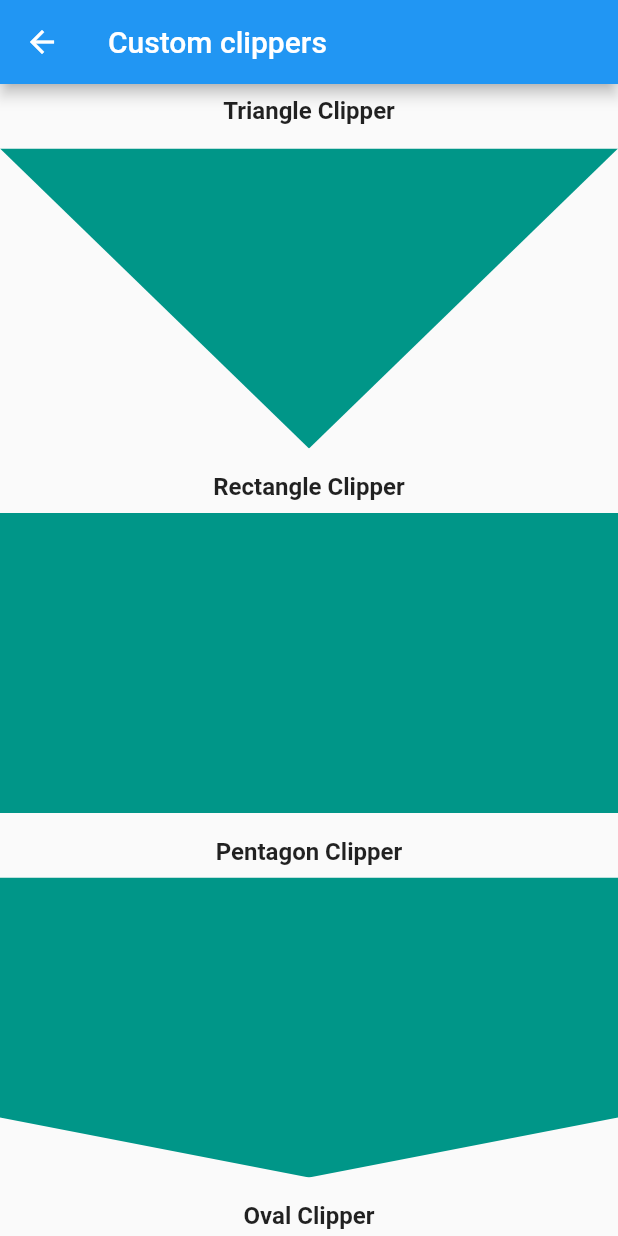
After one commit to flutterchallenge/widgetchallenge, a Flutter app: the screen it shows after launch, after a tap on "Custom Clipper", on a phone screen of 412 x 824 dp. The commit adds this screen. Run offline on Flutter 3.47's test engine with Material 2 defaults, Android fonts, the phone set to English and light mode, and no system bars.

Commit message:
clipper explained

```diff
--- a/lib/main.dart
+++ b/lib/main.dart
@@ -1,5 +1,7 @@
 import 'package:flutter/material.dart';
 import 'package:flutterchallenge/widgets/spacer.dart';
+
+import 'widgets/clipper.dart';
 
 void main() => runApp(MyApp());
 
@@ -13,7 +15,8 @@ class MyApp extends StatelessWidget {
         primarySwatch: Colors.blue,
       ),
       routes: {
-        'spacer':(context) => AlignmentWithSpacer()
+        'spacer':(context) => AlignmentWithSpacer(),
+        'clipper':(context) => MyCustomClipper(),
       },
       home: MyHomePage(title: 'Flutter Challenge'),
     );
@@ -51,6 +54,11 @@ class _MyHomePageState extends State<MyHomePage> {
               title: Text("Spacer"),
               subtitle: Text("Mange the space between the widget with spacer"),
               onTap: () => Navigator.pushNamed(context, "spacer"),
+            ),
+            ListTile(
+              title: Text("Custom Clipper"),
+              subtitle: Text("Mange the space between the widget with spacer"),
+              onTap: () => Navigator.pushNamed(context, "clipper"),
             )
           ],
         ));
--- /dev/null
+++ b/lib/widgets/clipper.dart
@@ -0,0 +1,150 @@
+import 'dart:ui';
+
+import 'package:flutter/material.dart';
+
+class RectangularClipper extends CustomClipper<Rect> {
+  @override
+  Rect getClip(Size size) {
+    // TODO: implement getClip
+    Rect rectange = Rect.fromLTWH(0.0, 0.0, size.width, size.height);
+    return rectange;
+  }
+
+  @override
+  bool shouldReclip(CustomClipper<Rect> oldClipper) {
+    // TODO: implement shouldReclip
+    return true;
+  }
+}
+
+class TriangleClipper extends CustomClipper<Path> {
+  @override
+  Path getClip(Size size) {
+    final path = Path();
+    path.lineTo(size.width / 2, size.height);
+    path.lineTo(size.width, 0.0);
+    path.close();
+    return path;
+  }
+
+  @override
+  bool shouldReclip(CustomClipper<Path> oldClipper) {
+    return true;
+  }
+}
+
+class PentagonClipper extends CustomClipper<Path> {
+  @override
+  Path getClip(Size size) {
+    final path = Path();
+    path.lineTo(0.0, size.height - 40);
+    path.lineTo(size.width / 2, size.height);
+    path.lineTo(size.width, size.height - 40);
+    path.lineTo(size.width, 0.0);
+    path.close();
+    return path;
+  }
+
+  @override
+  bool shouldReclip(CustomClipper<Path> oldClipper) {
+    return true;
+  }
+}
+
+class WaveClipper extends CustomClipper<Path> {
+  @override
+  Path getClip(Size size) {
+    var path = new Path();
+    path.lineTo(0.0, size.height - 20);
+
+    var firstStartPoint = Offset(size.width / 4, size.height);
+    var firstEndPoint = Offset(size.width / 2.25, size.height - 30.0);
+    path.quadraticBezierTo(firstStartPoint.dx, firstStartPoint.dy,
+        firstEndPoint.dx, firstEndPoint.dy);
+
+    var secondStartPoint =
+        Offset(size.width - (size.width / 3.25), size.height - 65);
+    var secondEndPoint = Offset(size.width, size.height - 40);
+    path.quadraticBezierTo(secondStartPoint.dx, secondStartPoint.dy,
+        secondEndPoint.dx, secondEndPoint.dy);
+
+    path.lineTo(size.width, size.height - 40);
+    path.lineTo(size.width, 0.0);
+    path.close();
+
+    return path;
+  }
+
+  @override
+  bool shouldReclip(CustomClipper<Path> oldClipper) {
+    // TODO: implement shouldReclip
+    return true;
+  }
+}
+
+//@Widgets
+// Color container
+_coloredContainer() => Container(color: Colors.teal, height: 200);
+//----------------------------------
+//triangle
+
+_triangleWidget() =>
+    ClipPath(clipper: TriangleClipper(), child: _coloredContainer());
+
+//Rectangle
+_rectangeWidget() => ClipRect(
+      clipper: RectangularClipper(),
+      child: _coloredContainer(),
+    );
+
+//pentagon
+_pentagonWidget() => ClipPath(
+      clipper: PentagonClipper(),
+      child: _coloredContainer(),
+    );
+
+//oval
+_ovalWidget() => ClipOval(
+      child: _coloredContainer(),
+    );
+
+//wave
+_waveWidget() => ClipPath(
+      clipper: WaveClipper(),
+      child: _coloredContainer(),
+    );
+
+class MyCustomClipper extends StatelessWidget {
+  @override
+  Widget build(BuildContext context) {
+    return Scaffold(
+      appBar: AppBar(
+        title: Text("Custom clippers"),
+      ),
+      body: ListView(
+        children: <Widget>[
+          SizedBox(height: 8.0,),
+          Text("Triangle Clipper", style: TextStyle(fontSize: 16.0, fontWeight: FontWeight.bold), textAlign: TextAlign.center,),
+          SizedBox(height: 16.0,),
+          _triangleWidget(),
+           SizedBox(height: 16.0,),
+          Text("Rectangle Clipper", style: TextStyle(fontSize: 16.0, fontWeight: FontWeight.bold), textAlign: TextAlign.center),
+          SizedBox(height: 8.0,),
+          _rectangeWidget(),
+          SizedBox(height: 16.0,),
+          Text("Pentagon Clipper", style: TextStyle(fontSize: 16.0, fontWeight: FontWeight.bold), textAlign: TextAlign.center),
+          SizedBox(height: 8.0,),
+          _pentagonWidget(),
+          SizedBox(height: 16.0,),
+          Text("Oval Clipper", style: TextStyle(fontSize: 16.0, fontWeight: FontWeight.bold), textAlign: TextAlign.center),
+          SizedBox(height: 8.0,),
+          _ovalWidget(),
+          SizedBox(height: 8.0,),
+          Text("Wave Clipper", style: TextStyle(fontSize: 16.0, fontWeight: FontWeight.bold), textAlign: TextAlign.center),
+          SizedBox(height: 16.0,),
+          _waveWidget()
+        ],
+      ),
+    );
+  }
+}
--- a/pubspec.yaml
+++ b/pubspec.yaml
@@ -41,8 +41,8 @@ flutter:
   uses-material-design: true
 
   # To add assets to your application, add an assets section, like this:
-  # assets:
-  #  - images/a_dot_burr.jpeg
+  assets:
+   - assets/images/
   #  - images/a_dot_ham.jpeg
 
   # An image asset can refer to one or more resolution-specific "variants", see
```
Also changed, not shown: assets/images/wallet.jpg (added).
